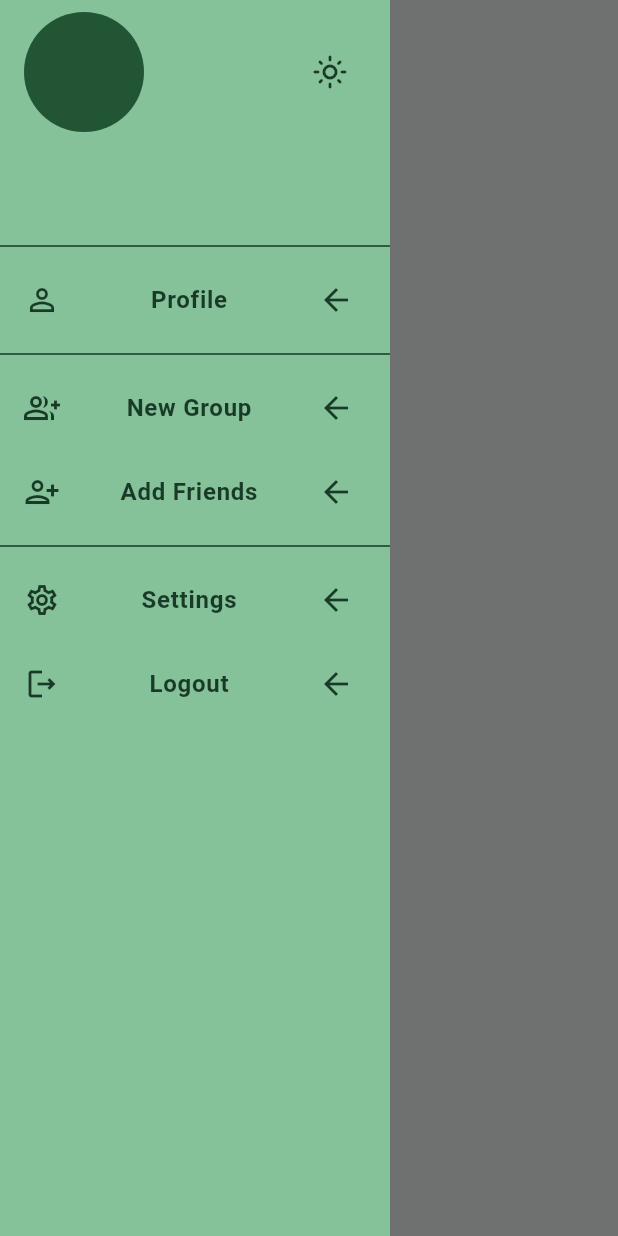
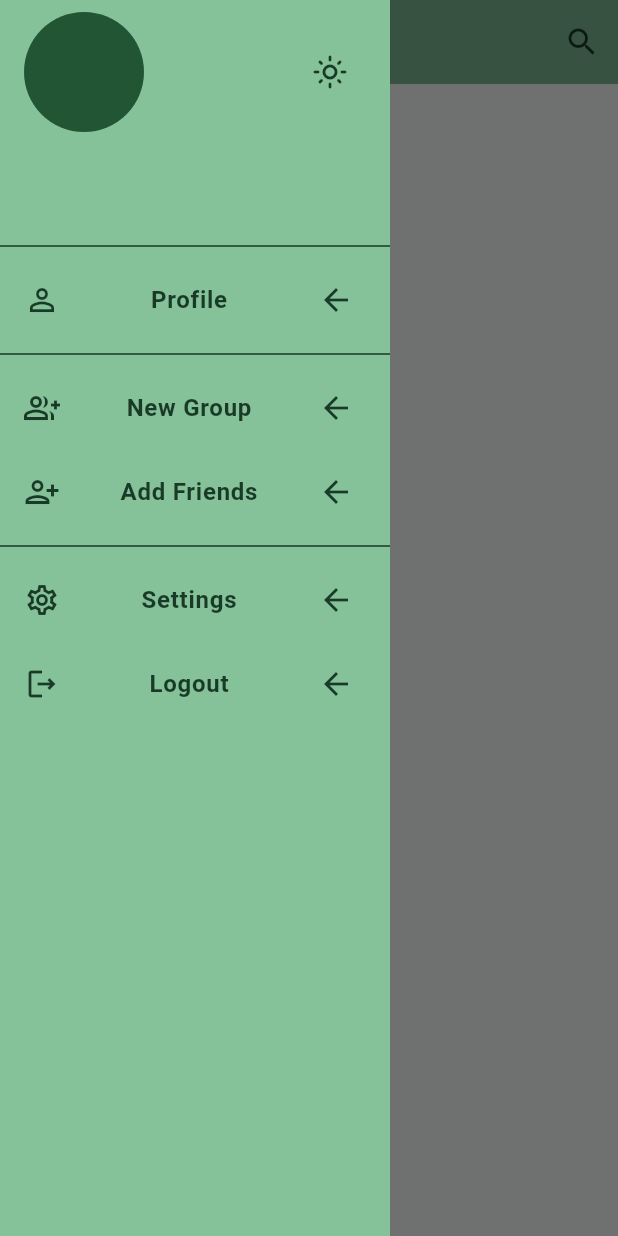
Before and after one commit to GoLab18/Chab, a Flutter app: the screen it shows once a user with an empty profile is signed in, with the side drawer open, on a phone screen of 412 x 824 dp. Run offline on Flutter 3.47's test engine with Material 3 defaults, Android fonts, the light colour scheme and no system bars; our stand-ins replace cloud_firestore, equatable, firebase_auth, firebase_core, flutter_bloc, shared_preferences; accounts and stored records are empty.

Commit message:
Added custom app bar

```diff
--- a/lib/pages/home_page.dart
+++ b/lib/pages/home_page.dart
@@ -1,3 +1,4 @@
+import 'package:chab/components/custom_app_bar.dart';
 import 'package:chab/components/custom_drawer.dart';
 import 'package:flutter/material.dart';
 
@@ -6,10 +7,10 @@ class HomePage extends StatelessWidget {
 
   @override
   Widget build(BuildContext context) {
-    return Scaffold(
-      appBar: AppBar(),
-      drawer: const CustomDrawer(),
-      body: const Column()
+    return const Scaffold(
+      appBar: CustomAppBar(),
+      drawer: CustomDrawer(),
+      body: Column()
     );
   }
 }
```
